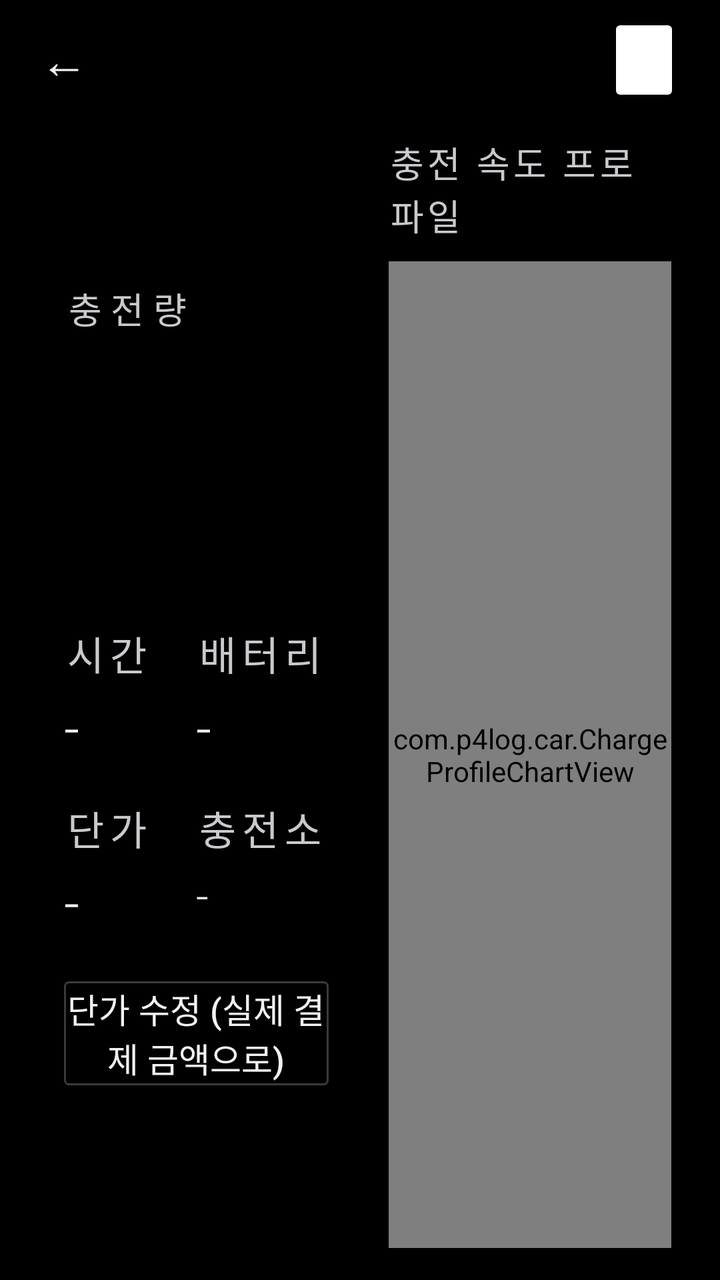
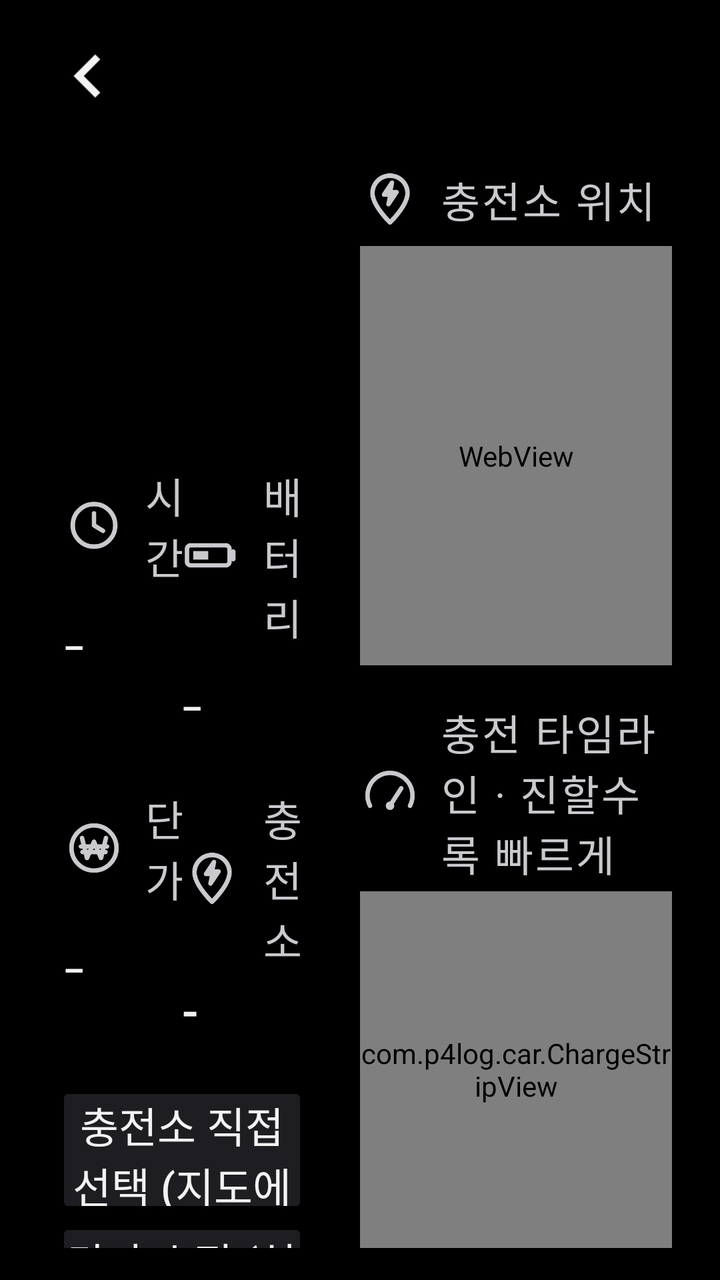

Before-and-after screenshots of an Android layout around one commit, followed by the original layout XML and the change that was made.
<!-- AndroidManifest.xml: application theme Theme.P4Log -->
<!-- res/layout/activity_charge_detail.xml -->
<?xml version="1.0" encoding="utf-8"?>
<LinearLayout xmlns:android="http://schemas.android.com/apk/res/android"
    android:layout_width="match_parent"
    android:layout_height="match_parent"
    android:orientation="vertical"
    android:background="@color/bg">

    <LinearLayout
        android:layout_width="match_parent"
        android:layout_height="60dp"
        android:orientation="horizontal"
        android:gravity="center_vertical"
        android:paddingStart="8dp"
        android:paddingEnd="24dp">
        <TextView
            android:id="@+id/cd_back"
            android:layout_width="48dp"
            android:layout_height="48dp"
            android:gravity="center"
            android:text="←"
            android:textSize="24sp"
            android:textColor="@color/text" />
        <TextView
            android:id="@+id/cd_title"
            android:layout_width="0dp"
            android:layout_height="wrap_content"
            android:layout_weight="1"
            android:textSize="20sp"
            android:fontFamily="sans-serif-medium"
            android:textColor="@color/text" />
        <TextView
            android:id="@+id/cd_type"
            android:layout_width="wrap_content"
            android:layout_height="wrap_content"
            android:textSize="17sp"
            android:fontFamily="sans-serif-medium"
            android:background="@drawable/bg_chip"
            android:paddingStart="14dp"
            android:paddingEnd="14dp"
            android:paddingTop="6dp"
            android:paddingBottom="6dp" />
    </LinearLayout>

    <LinearLayout
        android:layout_width="match_parent"
        android:layout_height="0dp"
        android:layout_weight="1"
        android:orientation="horizontal"
        android:paddingStart="32dp"
        android:paddingEnd="24dp"
        android:paddingBottom="16dp"
        android:baselineAligned="false">

        
        <LinearLayout
            android:layout_width="0dp"
            android:layout_height="match_parent"
            android:layout_weight="1.15"
            android:orientation="vertical"
            android:gravity="center_vertical"
            android:paddingEnd="30dp">

            <TextView
                android:layout_width="wrap_content"
                android:layout_height="wrap_content"
                android:text="충전량"
                android:textSize="18sp"
                android:letterSpacing="0.25"
                android:textColor="@color/text_sub" />

            <TextView
                android:id="@+id/cd_kwh"
                android:layout_width="wrap_content"
                android:layout_height="wrap_content"
                android:textSize="68sp"
                android:fontFamily="sans-serif-light"
                android:textColor="@color/text"
                android:includeFontPadding="false"
                android:layout_marginTop="2dp" />

            <TextView
                android:id="@+id/cd_cost"
                android:layout_width="wrap_content"
                android:layout_height="wrap_content"
                android:textSize="30sp"
                android:fontFamily="sans-serif-light"
                android:textColor="@color/accent"
                android:includeFontPadding="false"
                android:layout_marginTop="6dp"
                android:layout_marginBottom="22dp" />

            <LinearLayout
                android:layout_width="match_parent"
                android:layout_height="wrap_content"
                android:orientation="horizontal"
                android:baselineAligned="false">
                <LinearLayout style="@style/TdCell">
                    <TextView style="@style/TdLabel" android:text="시간" />
                    <TextView android:id="@+id/cd_time" style="@style/TdValue"
                        android:textSize="27sp" />
                </LinearLayout>
                <LinearLayout style="@style/TdCell">
                    <TextView style="@style/TdLabel" android:text="배터리" />
                    <TextView android:id="@+id/cd_soc" style="@style/TdValue"
                        android:textSize="27sp" />
                </LinearLayout>
            </LinearLayout>

            <LinearLayout
                android:layout_width="match_parent"
                android:layout_height="wrap_content"
                android:orientation="horizontal"
                android:layout_marginTop="18dp"
                android:baselineAligned="false">
                <LinearLayout style="@style/TdCell">
                    <TextView style="@style/TdLabel" android:text="단가" />
                    <TextView android:id="@+id/cd_rate" style="@style/TdValue"
                        android:textSize="27sp" />
                </LinearLayout>
                <LinearLayout style="@style/TdCell">
                    <TextView style="@style/TdLabel" android:text="충전소" />
                    <TextView android:id="@+id/cd_station" style="@style/TdValue"
                        android:textSize="22sp" />
                </LinearLayout>
            </LinearLayout>

            <Button
                android:id="@+id/cd_edit_rate"
                android:layout_width="match_parent"
                android:layout_height="52dp"
                android:layout_marginTop="22dp"
                android:background="@drawable/bg_button_dim"
                android:textColor="@color/text"
                android:textSize="17sp"
                android:text="단가 수정 (실제 결제 금액으로)" />
        </LinearLayout>

        
        <LinearLayout
            android:layout_width="0dp"
            android:layout_height="match_parent"
            android:layout_weight="1"
            android:orientation="vertical"
            android:paddingTop="8dp">

            <TextView
                android:layout_width="wrap_content"
                android:layout_height="wrap_content"
                android:text="충전 속도 프로파일"
                android:textSize="18sp"
                android:letterSpacing="0.1"
                android:textColor="@color/text_sub" />

            <com.p4log.car.ChargeProfileChartView
                android:id="@+id/cd_chart"
                android:layout_width="match_parent"
                android:layout_height="0dp"
                android:layout_weight="1"
                android:layout_marginTop="10dp" />
        </LinearLayout>
    </LinearLayout>
</LinearLayout>
<!-- resources referenced by this layout -->
<resources>
  <!-- drawable bg_button_dim (drawable) -->
  <?xml version="1.0" encoding="utf-8"?>
  <selector xmlns:android="http://schemas.android.com/apk/res/android">
      <item android:state_pressed="true">
          <shape android:shape="rectangle">
              <solid android:color="#1F1F22" />
              <corners android:radius="2dp" />
              <stroke android:width="1dp" android:color="#4A4A4F" />
          </shape>
      </item>
      <item>
          <shape android:shape="rectangle">
              <solid android:color="#00000000" />
              <corners android:radius="2dp" />
              <stroke android:width="1dp" android:color="#3A3A3E" />
          </shape>
      </item>
  </selector>
  <!-- drawable bg_chip (drawable) -->
  <?xml version="1.0" encoding="utf-8"?>
  <shape xmlns:android="http://schemas.android.com/apk/res/android"
      android:shape="rectangle">
      <solid android:color="#FFFFFF" />
      <corners android:radius="2dp" />
  </shape>
  <style name="TdLabel">
          <item name="android:layout_width">wrap_content</item>
          <item name="android:layout_height">wrap_content</item>
          <item name="android:textSize">20sp</item>
          <item name="android:letterSpacing">0.15</item>
          <item name="android:textColor">@color/text_sub</item>
      </style>
  <style name="TdValue">
          <item name="android:layout_width">wrap_content</item>
          <item name="android:layout_height">wrap_content</item>
          <item name="android:textSize">34sp</item>
          <item name="android:fontFamily">sans-serif-light</item>
          <item name="android:textColor">@color/text</item>
          <item name="android:layout_marginTop">4dp</item>
          <item name="android:text">-</item>
      </style>
  <!-- unchanged entries left out for length: 6 -->
</resources>

<!-- the commit's change to res/layout/activity_charge_detail.xml (unified diff, before → after) -->
@@ -7,38 +7,38 @@
 
     <LinearLayout
         android:layout_width="match_parent"
-        android:layout_height="60dp"
+        android:layout_height="76dp"
         android:orientation="horizontal"
         android:gravity="center_vertical"
         android:paddingStart="8dp"
         android:paddingEnd="24dp">
-        <TextView
+        <ImageView
             android:id="@+id/cd_back"
-            android:layout_width="48dp"
-            android:layout_height="48dp"
-            android:gravity="center"
-            android:text="←"
-            android:textSize="24sp"
-            android:textColor="@color/text" />
+            android:layout_width="72dp"
+            android:layout_height="72dp"
+            android:scaleType="center"
+            android:src="@drawable/ic_chevron_left"
+            android:tint="@color/text"
+            android:scaleX="1.8"
+            android:scaleY="1.8"
+            android:background="?android:attr/selectableItemBackground"
+            android:contentDescription="뒤로" />
         <TextView
             android:id="@+id/cd_title"
             android:layout_width="0dp"
             android:layout_height="wrap_content"
             android:layout_weight="1"
-            android:textSize="20sp"
+            android:textSize="@dimen/text_title"
             android:fontFamily="sans-serif-medium"
             android:textColor="@color/text" />
         <TextView
             android:id="@+id/cd_type"
             android:layout_width="wrap_content"
             android:layout_height="wrap_content"
-            android:textSize="17sp"
+            android:textSize="@dimen/text_body"
             android:fontFamily="sans-serif-medium"
-            android:background="@drawable/bg_chip"
-            android:paddingStart="14dp"
-            android:paddingEnd="14dp"
-            android:paddingTop="6dp"
-            android:paddingBottom="6dp" />
+            android:paddingStart="16dp"
+            android:paddingEnd="8dp" />
     </LinearLayout>
 
     <LinearLayout
@@ -53,41 +53,37 @@
 
         
         <LinearLayout
+            android:id="@+id/cd_left"
             android:layout_width="0dp"
             android:layout_height="match_parent"
-            android:layout_weight="1.15"
+            android:layout_weight="1"
             android:orientation="vertical"
             android:gravity="center_vertical"
             android:paddingEnd="30dp">
 
             <TextView
-                android:layout_width="wrap_content"
-                android:layout_height="wrap_content"
+                style="@style/TdLabel"
                 android:text="충전량"
-                android:textSize="18sp"
-                android:letterSpacing="0.25"
-                android:textColor="@color/text_sub" />
-
+                android:drawableStart="@drawable/ic_st_energy" />
             <TextView
                 android:id="@+id/cd_kwh"
                 android:layout_width="wrap_content"
                 android:layout_height="wrap_content"
-                android:textSize="68sp"
+                android:textSize="@dimen/text_value_xl"
                 android:fontFamily="sans-serif-light"
                 android:textColor="@color/text"
                 android:includeFontPadding="false"
-                android:layout_marginTop="2dp" />
-
+                android:layout_marginTop="4dp" />
             <TextView
                 android:id="@+id/cd_cost"
                 android:layout_width="wrap_content"
                 android:layout_height="wrap_content"
-                android:textSize="30sp"
+                android:textSize="@dimen/text_value_m"
                 android:fontFamily="sans-serif-light"
                 android:textColor="@color/accent"
                 android:includeFontPadding="false"
-                android:layout_marginTop="6dp"
-                android:layout_marginBottom="22dp" />
+                android:layout_marginTop="8dp"
+                android:layout_marginBottom="24dp" />
 
             <LinearLayout
                 android:layout_width="match_parent"
@@ -95,14 +91,12 @@
                 android:orientation="horizontal"
                 android:baselineAligned="false">
                 <LinearLayout style="@style/TdCell">
-                    <TextView style="@style/TdLabel" android:text="시간" />
-                    <TextView android:id="@+id/cd_time" style="@style/TdValue"
-                        android:textSize="27sp" />
+                    <TextView style="@style/TdLabel" android:text="시간" android:drawableStart="@drawable/ic_st_time" />
+                    <TextView android:id="@+id/cd_time" style="@style/TdValue" />
                 </LinearLayout>
                 <LinearLayout style="@style/TdCell">
-                    <TextView style="@style/TdLabel" android:text="배터리" />
-                    <TextView android:id="@+id/cd_soc" style="@style/TdValue"
-                        android:textSize="27sp" />
+                    <TextView style="@style/TdLabel" android:text="배터리" android:drawableStart="@drawable/ic_st_battery" />
+                    <TextView android:id="@+id/cd_soc" style="@style/TdValue" />
                 </LinearLayout>
             </LinearLayout>
 
@@ -113,50 +107,86 @@
                 android:layout_marginTop="18dp"
                 android:baselineAligned="false">
                 <LinearLayout style="@style/TdCell">
-                    <TextView style="@style/TdLabel" android:text="단가" />
-                    <TextView android:id="@+id/cd_rate" style="@style/TdValue"
-                        android:textSize="27sp" />
+                    <TextView style="@style/TdLabel" android:text="단가" android:drawableStart="@drawable/ic_st_won" />
+                    <TextView android:id="@+id/cd_rate" style="@style/TdValue" />
                 </LinearLayout>
                 <LinearLayout style="@style/TdCell">
-                    <TextView style="@style/TdLabel" android:text="충전소" />
+                    <TextView style="@style/TdLabel" android:text="충전소" android:drawableStart="@drawable/ic_st_station" />
                     <TextView android:id="@+id/cd_station" style="@style/TdValue"
-                        android:textSize="22sp" />
+                        android:textSize="@dimen/text_body"
+                        android:fontFamily="sans-serif-medium" />
                 </LinearLayout>
             </LinearLayout>
 
             <Button
+                android:id="@+id/cd_pick_station"
+                android:layout_width="match_parent"
+                android:layout_height="56dp"
+                android:layout_marginTop="26dp"
+                android:background="@drawable/bg_button_dim"
+                android:textColor="@color/text"
+                android:textSize="@dimen/text_label"
+                android:fontFamily="sans-serif-medium"
+                android:text="충전소 직접 선택 (지도에서 누르기)" />
+            <Button
                 android:id="@+id/cd_edit_rate"
                 android:layout_width="match_parent"
-                android:layout_height="52dp"
-                android:layout_marginTop="22dp"
+                android:layout_height="56dp"
+                android:layout_marginTop="12dp"
                 android:background="@drawable/bg_button_dim"
                 android:textColor="@color/text"
-                android:textSize="17sp"
+                android:textSize="@dimen/text_label"
+                android:fontFamily="sans-serif-medium"
                 android:text="단가 수정 (실제 결제 금액으로)" />
         </LinearLayout>
 
         
         <LinearLayout
+            android:id="@+id/cd_right"
             android:layout_width="0dp"
             android:layout_height="match_parent"
-            android:layout_weight="1"
+            android:layout_weight="1.05"
             android:orientation="vertical"
             android:paddingTop="8dp">
 
             <TextView
-                android:layout_width="wrap_content"
-                android:layout_height="wrap_content"
-                android:text="충전 속도 프로파일"
-                android:textSize="18sp"
-                android:letterSpacing="0.1"
-                android:textColor="@color/text_sub" />
+                android:id="@+id/cd_map_label"
+                style="@style/TdLabel"
+                android:text="충전소 위치"
+                android:drawableStart="@drawable/ic_st_station" />
+            <FrameLayout
+                android:layout_width="match_parent"
+                android:layout_height="0dp"
+                android:layout_weight="1"
+                android:layout_marginTop="8dp"
+                android:background="@drawable/bg_card">
+                <WebView
+                    android:id="@+id/cd_map"
+                    android:layout_width="match_parent"
+                    android:layout_height="match_parent" />
+                <TextView
+                    android:id="@+id/cd_map_empty"
+                    android:layout_width="match_parent"
+                    android:layout_height="match_parent"
+                    android:gravity="center"
+                    android:text="이 충전의 위치 정보가 없습니다"
+                    android:textSize="@dimen/text_label"
+                    android:textColor="@color/text_sub"
+                    android:visibility="gone" />
+            </FrameLayout>
 
-            <com.p4log.car.ChargeProfileChartView
+            <TextView
+                android:id="@+id/cd_chart_label"
+                style="@style/TdLabel"
+                android:text="충전 타임라인 · 진할수록 빠르게"
+                android:drawableStart="@drawable/ic_st_speed"
+                android:layout_marginTop="18dp" />
+            <com.p4log.car.ChargeStripView
                 android:id="@+id/cd_chart"
                 android:layout_width="match_parent"
                 android:layout_height="0dp"
-                android:layout_weight="1"
-                android:layout_marginTop="10dp" />
+                android:layout_weight="0.85"
+                android:layout_marginTop="4dp" />
         </LinearLayout>
     </LinearLayout>
 </LinearLayout>
<!-- resource entries referenced after the edit -->
@@ -1,46 +1,113 @@
 <!-- resources referenced by this layout -->
 <resources>
+  <dimen name="text_body">24sp</dimen>
+  <dimen name="text_label">21sp</dimen>
+  <dimen name="text_title">30sp</dimen>
+  <dimen name="text_value_m">36sp</dimen>
+  <dimen name="text_value_xl">80sp</dimen>
   <!-- drawable bg_button_dim (drawable) -->
   <?xml version="1.0" encoding="utf-8"?>
   <selector xmlns:android="http://schemas.android.com/apk/res/android">
       <item android:state_pressed="true">
           <shape android:shape="rectangle">
-              <solid android:color="#1F1F22" />
+              <solid android:color="#2C2C31" />
               <corners android:radius="2dp" />
-              <stroke android:width="1dp" android:color="#4A4A4F" />
           </shape>
       </item>
       <item>
           <shape android:shape="rectangle">
-              <solid android:color="#00000000" />
+              <solid android:color="#1E1E22" />
               <corners android:radius="2dp" />
-              <stroke android:width="1dp" android:color="#3A3A3E" />
           </shape>
       </item>
   </selector>
-  <!-- drawable bg_chip (drawable) -->
+  <!-- drawable bg_card (drawable) -->
   <?xml version="1.0" encoding="utf-8"?>
-  <shape xmlns:android="http://schemas.android.com/apk/res/android"
-      android:shape="rectangle">
-      <solid android:color="#FFFFFF" />
+  <shape xmlns:android="http://schemas.android.com/apk/res/android" android:shape="rectangle">
+      <solid android:color="@color/card" />
       <corners android:radius="2dp" />
+      <stroke android:width="1dp" android:color="@color/card_line" />
   </shape>
+  <!-- drawable ic_chevron_left (drawable) -->
+  <?xml version="1.0" encoding="utf-8"?>
+  <vector xmlns:android="http://schemas.android.com/apk/res/android"
+      android:width="24dp" android:height="24dp"
+      android:viewportWidth="24" android:viewportHeight="24">
+      <path android:fillColor="#FFFFFFFF"
+          android:pathData="M15.41,7.41L14,6l-6,6 6,6 1.41,-1.41L10.83,12z" />
+  </vector>
+  <!-- drawable ic_st_battery (drawable) -->
+  <?xml version="1.0" encoding="utf-8"?>
+  <vector xmlns:android="http://schemas.android.com/apk/res/android"
+      android:width="30dp" android:height="30dp"
+      android:viewportWidth="24" android:viewportHeight="24">
+      <path android:strokeColor="#FFFFFFFF" android:strokeWidth="1.8" android:strokeLineCap="round" android:strokeLineJoin="round" android:fillColor="#00000000" android:pathData="M3.5,8 H17.5 A1.5,1.5 0 0,1 19,9.5 V14.5 A1.5,1.5 0 0,1 17.5,16 H3.5 A1.5,1.5 0 0,1 2,14.5 V9.5 A1.5,1.5 0 0,1 3.5,8 Z" />
+      <path android:strokeColor="#FFFFFFFF" android:strokeWidth="1.8" android:strokeLineCap="round" android:strokeLineJoin="round" android:fillColor="#00000000" android:pathData="M20.5,10.5 V13.5" />
+      <path android:fillColor="#FFFFFFFF" android:pathData="M4.5,10.3 H10.5 V13.7 H4.5 Z" />
+  </vector>
+  <!-- drawable ic_st_energy (drawable) -->
+  <?xml version="1.0" encoding="utf-8"?>
+  <vector xmlns:android="http://schemas.android.com/apk/res/android"
+      android:width="30dp" android:height="30dp"
+      android:viewportWidth="24" android:viewportHeight="24">
+      <path android:strokeColor="#FFFFFFFF" android:strokeWidth="1.8" android:strokeLineCap="round" android:strokeLineJoin="round" android:fillColor="#00000000" android:pathData="M13.2,2.5 L5,13.2 L11,13.2 L10.2,21.5 L19,10.6 L13,10.6 Z" />
+  </vector>
+  <!-- drawable ic_st_speed (drawable) -->
+  <?xml version="1.0" encoding="utf-8"?>
+  <vector xmlns:android="http://schemas.android.com/apk/res/android"
+      android:width="30dp" android:height="30dp"
+      android:viewportWidth="24" android:viewportHeight="24">
+      <path android:strokeColor="#FFFFFFFF" android:strokeWidth="1.8" android:strokeLineCap="round" android:strokeLineJoin="round" android:fillColor="#00000000" android:pathData="M4,17.5 A9,9 0 1,1 20,17.5" />
+      <path android:strokeColor="#FFFFFFFF" android:strokeWidth="1.8" android:strokeLineCap="round" android:strokeLineJoin="round" android:fillColor="#00000000" android:pathData="M12,17.5 L16.5,10.5" />
+      <path android:fillColor="#FFFFFFFF" android:pathData="M12,17.5 m-1.7,0 a1.7,1.7 0 1,0 3.4,0 a1.7,1.7 0 1,0 -3.4,0" />
+  </vector>
+  <!-- drawable ic_st_station (drawable) -->
+  <?xml version="1.0" encoding="utf-8"?>
+  <vector xmlns:android="http://schemas.android.com/apk/res/android"
+      android:width="30dp" android:height="30dp"
+      android:viewportWidth="24" android:viewportHeight="24">
+      <path android:strokeColor="#FFFFFFFF" android:strokeWidth="1.8" android:strokeLineCap="round" android:strokeLineJoin="round" android:fillColor="#00000000" android:pathData="M12,21.5 C12,21.5 5,14.8 5,9.8 A7,7 0 0,1 19,9.8 C19,14.8 12,21.5 12,21.5 Z" />
+      <path android:strokeColor="#FFFFFFFF" android:strokeWidth="1.8" android:strokeLineCap="round" android:strokeLineJoin="round" android:fillColor="#00000000" android:pathData="M12.8,5.6 L9.6,10.4 L12.2,10.4 L11.4,14.2 L14.6,9.4 L12,9.4 Z" />
+  </vector>
+  <!-- drawable ic_st_time (drawable) -->
+  <?xml version="1.0" encoding="utf-8"?>
+  <vector xmlns:android="http://schemas.android.com/apk/res/android"
+      android:width="30dp" android:height="30dp"
+      android:viewportWidth="24" android:viewportHeight="24">
+      <path android:strokeColor="#FFFFFFFF" android:strokeWidth="1.8" android:strokeLineCap="round" android:strokeLineJoin="round" android:fillColor="#00000000" android:pathData="M12,12 m-8.5,0 a8.5,8.5 0 1,0 17,0 a8.5,8.5 0 1,0 -17,0" />
+      <path android:strokeColor="#FFFFFFFF" android:strokeWidth="1.8" android:strokeLineCap="round" android:strokeLineJoin="round" android:fillColor="#00000000" android:pathData="M12,7.2 L12,12 L15.6,14.2" />
+  </vector>
+  <!-- drawable ic_st_won (drawable) -->
+  <?xml version="1.0" encoding="utf-8"?>
+  <vector xmlns:android="http://schemas.android.com/apk/res/android"
+      android:width="30dp" android:height="30dp"
+      android:viewportWidth="24" android:viewportHeight="24">
+      <path android:strokeColor="#FFFFFFFF" android:strokeWidth="1.8" android:strokeLineCap="round" android:strokeLineJoin="round" android:fillColor="#00000000" android:pathData="M12,12 m-9,0 a9,9 0 1,0 18,0 a9,9 0 1,0 -18,0" />
+      <path android:strokeColor="#FFFFFFFF" android:strokeWidth="1.8" android:strokeLineCap="round" android:strokeLineJoin="round" android:fillColor="#00000000" android:pathData="M7.2,8 L9.2,16 L12,9.5 L14.8,16 L16.8,8" />
+      <path android:strokeColor="#FFFFFFFF" android:strokeWidth="1.8" android:strokeLineCap="round" android:strokeLineJoin="round" android:fillColor="#00000000" android:pathData="M6.8,11.4 H17.2 M7.4,13.6 H16.6" />
+  </vector>
   <style name="TdLabel">
           <item name="android:layout_width">wrap_content</item>
           <item name="android:layout_height">wrap_content</item>
-          <item name="android:textSize">20sp</item>
-          <item name="android:letterSpacing">0.15</item>
+          <item name="android:drawablePadding">10dp</item>
+          <item name="android:drawableTint">#C9C9CE</item>
+          <item name="android:gravity">center_vertical</item>
+          <item name="android:textSize">@dimen/text_label</item>
+          <item name="android:letterSpacing">0.05</item>
           <item name="android:textColor">@color/text_sub</item>
+          <item name="android:fontFamily">sans-serif</item>
       </style>
   <style name="TdValue">
           <item name="android:layout_width">wrap_content</item>
           <item name="android:layout_height">wrap_content</item>
-          <item name="android:textSize">34sp</item>
+          <item name="android:textSize">@dimen/text_value_m</item>
           <item name="android:fontFamily">sans-serif-light</item>
           <item name="android:textColor">@color/text</item>
           <item name="android:layout_marginTop">4dp</item>
           <item name="android:text">-</item>
       </style>
+  <color name="card">#141414</color>
+  <color name="card_line">#26262A</color>
   <!-- unchanged entries left out for length: 6 -->
 </resources>
 
